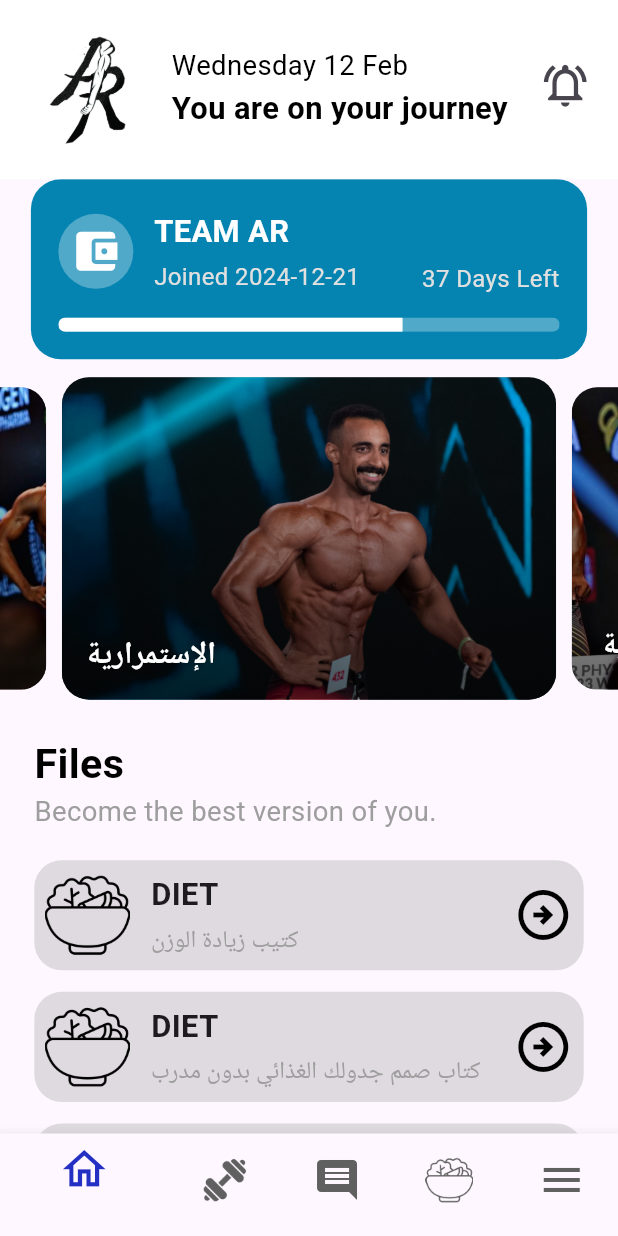
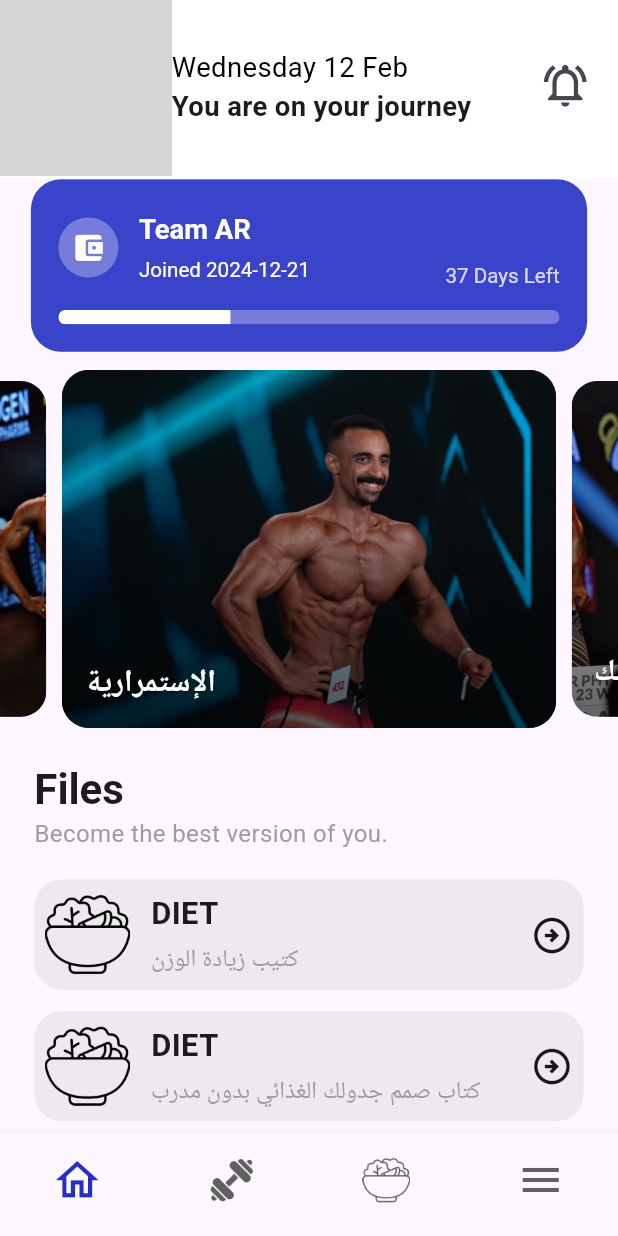
Before and after one commit to AhmedAbdelaziz207/Team-AR, a Flutter app: the RootScreen screen opened by its route, on a phone screen of 412 x 824 dp. Run offline on Flutter 3.47's test engine with Material 3 defaults, Android fonts, the phone set to English and light mode, and no system bars; drawn by our look-alikes of carousel_slider; our stand-ins replace dio, easy_localization, equatable, flutter_bloc, flutter_screenutil, freezed_annotation and 4 more; accounts and stored records are empty; generated files the repository leaves out were written again; grey boxes are pictures that could not be loaded.

Commit message:
Enhance UI

```diff
--- a/lib/core/routing/app_router.dart
+++ b/lib/core/routing/app_router.dart
@@ -99,8 +99,9 @@ class AppRouter {
       case Routes.rootScreen:
         return MaterialPageRoute(
           builder: (context) => BlocProvider(
-              create: (context) => getIt<NavigationCubit>(),
-              child: const RootScreen()),
+            create: (context) => getIt<NavigationCubit>(),
+            child: const RootScreen(),
+          ),
         );
 
       default:
--- a/lib/core/theme/app_colors.dart
+++ b/lib/core/theme/app_colors.dart
@@ -28,4 +28,6 @@ class AppColors {
 
   static var orangeWithShade = Colors.orange.shade400;
   static var orange = Colors.orange;
+
+  static const black12 = Colors.black12;
 }
--- a/lib/core/utils/app_assets.dart
+++ b/lib/core/utils/app_assets.dart
@@ -11,5 +11,7 @@ class AppAssets {
   static const coachImage2 = "assets/images/coach_2.JPG";
   static const emptyPageEmpty = "assets/images/empty_page.png";
   static const tempProfileImage = "assets/images/temp_profile.jpg";
+  static const dumbbell = "assets/images/dumbbell.png";
+  static const iconDish = "assets/images/dish.png";
 
 }
--- a/lib/features/home/user/ui/root_screen.dart
+++ b/lib/features/home/user/ui/root_screen.dart
@@ -1,12 +1,5 @@
-import 'package:easy_localization/easy_localization.dart';
 import 'package:flutter/material.dart';
-import 'package:flutter/widgets.dart';
-import 'package:flutter_bloc/flutter_bloc.dart';
-import 'package:flutter_screenutil/flutter_screenutil.dart';
 import 'package:team_ar/core/theme/app_colors.dart';
-import 'package:team_ar/features/home/user/logic/navigation/nav_bar_items.dart';
-import 'package:team_ar/features/home/user/logic/navigation/navigation_cubit.dart';
-import 'package:team_ar/features/home/user/logic/navigation/navigation_state.dart';
 import 'package:team_ar/features/home/user/widget/navigation_bulider.dart';
 import 'package:team_ar/features/home/user/widget/navigation_click.dart';
 
@@ -16,7 +9,8 @@ class RootScreen extends StatelessWidget {
   @override
   Widget build(BuildContext context) {
     return const Scaffold(
-      bottomNavigationBar: NavigationBulider(),
+      backgroundColor: AppColors.white,
+      bottomNavigationBar: NavigationBuilder(),
       body: NavigationClick(),
     );
   }
--- a/lib/features/home/user/ui/user_home_screen.dart
+++ b/lib/features/home/user/ui/user_home_screen.dart
@@ -2,6 +2,7 @@ import 'package:easy_localization/easy_localization.dart';
 import 'package:flutter/material.dart';
 import 'package:flutter/widgets.dart';
 import 'package:flutter_screenutil/flutter_screenutil.dart';
+import 'package:team_ar/core/utils/app_assets.dart';
 import 'package:team_ar/features/home/user/widget/banner_carousel_slider.dart';
 import 'package:team_ar/features/home/user/widget/file_list.dart';
 
@@ -31,7 +32,7 @@ class UserHomeScreen extends StatelessWidget {
                     mainAxisAlignment: MainAxisAlignment.start,
                     children: [
                       Image.asset(
-                        "assets/images/app_logo.PNG",
+                        AppAssets.appLogo,
                         height: 100.h,
                         width: 100.w,
                       ),
@@ -47,12 +48,16 @@ class UserHomeScreen extends StatelessWidget {
                                   fontSize: 16.sp,
                                   fontWeight: FontWeight.w500,
                                 )),
-                            Text("You are on your journey",
-                                style: TextStyle(
-                                  color: AppColors.black,
-                                  fontSize: 18.sp,
-                                  fontWeight: FontWeight.w700,
-                                )),
+                            Text(
+                              "You are on your journey",
+                              style: Theme.of(context)
+                                  .textTheme
+                                  .bodyMedium
+                                  ?.copyWith(
+                                    fontSize: 16.sp,
+                                    fontWeight: FontWeight.w600,
+                                  ),
+                            ),
                           ]),
                     ],
                   ),
@@ -72,19 +77,15 @@ class UserHomeScreen extends StatelessWidget {
             ),
           ),
         ),
-        body:  SingleChildScrollView(
+        body: SingleChildScrollView(
           child: Column(
-            crossAxisAlignment:  CrossAxisAlignment.start,
+            crossAxisAlignment: CrossAxisAlignment.start,
             mainAxisSize: MainAxisSize.min,
             children: [
-              MemberShipCard(),
+              const MemberShipCard(),
               SizedBox(height: 10.h),
-              BannerCarouselSlider(),
-
-              FilesList(),
-
-
-
+              const BannerCarouselSlider(),
+              const FilesList(),
             ],
           ),
         ));
--- a/lib/features/home/user/widget/banner_carousel_slider.dart
+++ b/lib/features/home/user/widget/banner_carousel_slider.dart
@@ -1,4 +1,3 @@
-import 'package:carousel_slider/carousel_options.dart';
 import 'package:carousel_slider/carousel_slider.dart';
 import 'package:flutter/material.dart';
 import 'package:flutter_screenutil/flutter_screenutil.dart';
@@ -8,15 +7,16 @@ class BannerCarouselSlider extends StatelessWidget {
 
   @override
   Widget build(BuildContext context) {
-    // قائمة الصور مع النصوص
+
+
     final List<Map<String, String>> items = [
       {"image": "assets/images/coach_1.png", "text": "الإستمرارية"},
-      {"image": "assets/images/coach_2.JPG", "text": " الإستمرارية"},
+      {"image": "assets/images/coach_2.JPG", "text": "تقربك من هدفك"},
     ];
 
     return CarouselSlider.builder(
       options: CarouselOptions(
-        height: 180.h,
+        height: 200.h,
         viewportFraction: 0.80,
         enlargeFactor: 0.20,
         enableInfiniteScroll: true,
--- a/lib/features/home/user/widget/file_list.dart
+++ b/lib/features/home/user/widget/file_list.dart
@@ -40,10 +40,18 @@ class FilesList extends StatelessWidget {
       child: Column(
         crossAxisAlignment: CrossAxisAlignment.start,
         children: [
-          Text("Files", style: TextStyle(fontSize: 24.sp,fontWeight: FontWeight.bold, color: Colors.black)),
+          Text(
+            "Files",
+            style: Theme.of(context).textTheme.headlineMedium?.copyWith(
+                  fontWeight: FontWeight.bold,
+                ),
+          ),
           Text(
             "Become the best version of you.",
-            style: TextStyle(fontSize: 16.sp, color: Colors.grey),
+            style: Theme.of(context)
+                .textTheme
+                .bodyMedium
+                ?.copyWith(color: Colors.grey, fontSize: 14.sp),
           ),
           SizedBox(height: 16.h),
           ListView.builder(
@@ -56,7 +64,7 @@ class FilesList extends StatelessWidget {
                 margin: EdgeInsets.only(bottom: 12.h),
                 padding: EdgeInsets.all(6.sp),
                 decoration: BoxDecoration(
-                  color:Colors.black12,
+                  color: AppColors.grey.withOpacity(.1),
                   borderRadius: BorderRadius.circular(16.sp),
                 ),
                 child: Row(
@@ -84,14 +92,17 @@ class FilesList extends StatelessWidget {
                           SizedBox(height: 4.h),
                           Text(
                             item["description"]!,
-                            style: TextStyle(
-                                fontSize: 14.sp, color: Colors.grey),
+                            style:
+                                TextStyle(fontSize: 14.sp, color: Colors.grey),
                           ),
                         ],
                       ),
                     ),
-                    Icon(Icons.arrow_circle_right_outlined,
-                        color: Colors.black, size: 35.sp),
+                    Icon(
+                      Icons.arrow_circle_right_outlined,
+                      color: AppColors.black.withOpacity(.9),
+                      size: 25.sp,
+                    ),
                   ],
                 ),
               );
--- a/lib/features/home/user/widget/member_ship_card.dart
+++ b/lib/features/home/user/widget/member_ship_card.dart
@@ -1,7 +1,7 @@
+import 'package:easy_localization/easy_localization.dart';
 import 'package:flutter/material.dart';
-import 'package:flutter/widgets.dart';
 import 'package:flutter_screenutil/flutter_screenutil.dart';
-
+import 'package:team_ar/core/utils/app_local_keys.dart';
 import '../../../../core/theme/app_colors.dart';
 
 class MemberShipCard extends StatelessWidget {
@@ -14,7 +14,7 @@ class MemberShipCard extends StatelessWidget {
         width: MediaQuery.of(context).size.width * 0.9,
         padding: EdgeInsets.all(16.sp),
         decoration: BoxDecoration(
-          color: AppColors.lightBlue, // Background color
+          color: AppColors.primaryColor.withOpacity(.9), // Background color
           borderRadius: BorderRadius.circular(20), // Rounded corners
         ),
         child: Column(
@@ -22,15 +22,10 @@ class MemberShipCard extends StatelessWidget {
           children: [
             Row(
               children: [
-                Container(
-                  width: 50,
-                  height: 50,
-                  decoration: BoxDecoration(
-                    color: Colors.white.withOpacity(0.3),
-                    shape: BoxShape.circle,
-                  ),
+                CircleAvatar(
+                  backgroundColor: AppColors.white.withOpacity(.3),
                   child: Icon(Icons.account_balance_wallet,
-                      size: 30.sp, color: Colors.white),
+                      size: 20.sp, color: Colors.white),
                 ),
                 SizedBox(width: 12.w),
                 Expanded(
@@ -38,19 +33,26 @@ class MemberShipCard extends StatelessWidget {
                     crossAxisAlignment: CrossAxisAlignment.start,
                     children: [
                       Text(
-                        "TEAM AR",
-                        style: TextStyle(
-                            fontWeight: FontWeight.bold,
-                            fontSize: 18.sp,
-                            color: AppColors.white),
+                       AppLocalKeys.appName.tr(),
+                        style: Theme.of(context)
+                            .textTheme
+                            .headlineMedium
+                            ?.copyWith(
+                              color: Colors.white,
+                              fontSize: 16.sp,
+                              fontWeight: FontWeight.bold,
+                            ),
                       ),
                       SizedBox(height: 4.h),
                       Text(
                         'Joined 2024-12-21',
-                        style: TextStyle(
-                          color: AppColors.softGrey,
-                          fontSize: 14.sp,
-                        ),
+                        style: Theme.of(context)
+                            .textTheme
+                            .headlineMedium
+                            ?.copyWith(
+                              color: Colors.white,
+                              fontSize: 12.sp,
+                            ),
                       ),
                     ],
                   ),
@@ -59,9 +61,12 @@ class MemberShipCard extends StatelessWidget {
                   padding: EdgeInsets.only(top: 32.sp),
                   child: Text(
                     '37 Days Left',
-                    style: TextStyle(
-                      color: AppColors.softGrey,
-                      fontSize: 14.sp,
+                    style: Theme.of(context)
+                        .textTheme
+                        .headlineMedium
+                        ?.copyWith(
+                      color: AppColors.white.withOpacity(.8),
+                      fontSize: 12.sp,
                     ),
                   ),
                 ),
@@ -72,10 +77,9 @@ class MemberShipCard extends StatelessWidget {
               borderRadius: BorderRadius.circular(10),
               // Rounded Progress Bar
               child: LinearProgressIndicator(
-                value: 0.6.sp,
+                value: 0.3.sp,
                 backgroundColor: Colors.white.withOpacity(0.3),
-                valueColor:
-                const AlwaysStoppedAnimation<Color>(Colors.white),
+                valueColor: const AlwaysStoppedAnimation<Color>(Colors.white),
                 minHeight: 8.h,
               ),
             ),
--- a/lib/features/home/user/widget/navigation_bulider.dart
+++ b/lib/features/home/user/widget/navigation_bulider.dart
@@ -4,19 +4,22 @@ import 'package:flutter_bloc/flutter_bloc.dart';
 import 'package:flutter_screenutil/flutter_screenutil.dart';
 
 import '../../../../core/theme/app_colors.dart';
+import '../../../../core/utils/app_assets.dart';
 import '../logic/navigation/nav_bar_items.dart';
 import '../logic/navigation/navigation_cubit.dart';
 import '../logic/navigation/navigation_state.dart';
 
-class NavigationBulider extends StatelessWidget {
-  const NavigationBulider({super.key});
+class NavigationBuilder extends StatelessWidget {
+  const NavigationBuilder({super.key});
 
   @override
   Widget build(BuildContext context) {
     return BlocBuilder<NavigationCubit, NavigationState>(
       builder: (context, state) {
         return BottomNavigationBar(
+          type: BottomNavigationBarType.fixed,
           currentIndex: state.index,
+          showSelectedLabels: false,
           showUnselectedLabels: false,
           items: [
             BottomNavigationBarItem(
@@ -34,38 +37,25 @@ class NavigationBulider extends StatelessWidget {
             ),
             BottomNavigationBarItem(
               icon: ImageIcon(
-                AssetImage("assets/images/dumbbell.png"),
+                const AssetImage(AppAssets.dumbbell),
                 color: AppColors.grey,
                 size: 28.sp,
               ),
               activeIcon: ImageIcon(
-                AssetImage("assets/images/dumbbell.png"),
+                const AssetImage(AppAssets.dumbbell),
                 color: AppColors.primaryColor,
                 size: 30.sp,
               ),
               label: 'Workouts',
             ),
             BottomNavigationBarItem(
-              icon: Icon(
-                Icons.comment,
-                color: AppColors.grey,
-                size: 28.sp,
-              ),
-              activeIcon: Icon(
-                Icons.comment,
-                color: AppColors.primaryColor,
-                size: 30.sp,
-              ),
-              label: 'Thoughts',
-            ),
-            BottomNavigationBarItem(
               icon: ImageIcon(
-                AssetImage("assets/images/dish.png"),
+                const AssetImage(AppAssets.iconDish),
                 color: AppColors.grey,
                 size: 28.sp,
               ),
               activeIcon: ImageIcon(
-                AssetImage("assets/images/dish.png"),
+                const AssetImage(AppAssets.iconDish),
                 color: AppColors.primaryColor,
                 size: 30.sp,
               ),
--- a/lib/features/plans_screen/widget/plans_list_item.dart
+++ b/lib/features/plans_screen/widget/plans_list_item.dart
@@ -17,12 +17,12 @@ class PlansListItem extends StatelessWidget {
   Widget build(BuildContext context) {
     return Padding(
       padding: const EdgeInsets.all(8.0),
+        child: IntrinsicHeight(
           child: Row(
             children: [
               Expanded(
                 flex: 2,
                 child: Container(
-              height: MediaQuery.of(context).size.height * .17,
                   padding: EdgeInsets.symmetric(horizontal: 20.w, vertical: 16.h),
                   decoration: BoxDecoration(
                     color: AppColors.secondaryColor,
@@ -46,7 +46,6 @@ class PlansListItem extends StatelessWidget {
               Expanded(
                 flex: 3,
                 child: Container(
-              height: MediaQuery.of(context).size.height * .17,
                   padding: EdgeInsets.symmetric(horizontal: 16.w, vertical: 16.h),
                   decoration: BoxDecoration(
                     color: AppColors.lightLavender,
@@ -59,13 +58,16 @@ class PlansListItem extends StatelessWidget {
                     children: [
                       Row(
                         children: [
-                      Text(
+                          Expanded(
+                            child: Text(
                               "${plan.newPrice} ${AppLocalKeys.le.tr()}",
                               style: Theme.of(context).textTheme.bodyLarge?.copyWith(
                                   fontSize: 16.sp, color: AppColors.primaryColor),
                             ),
-                      SizedBox(width: 18.h),
-                      Text(
+                          ),
+                          SizedBox(width: 12.h),
+                          Expanded(
+                            child: Text(
                               "${plan.oldPrice} ${AppLocalKeys.le.tr()}",
                               style: Theme.of(context).textTheme.bodyLarge?.copyWith(
                                 fontSize: 16.sp,
@@ -73,12 +75,15 @@ class PlansListItem extends StatelessWidget {
                                 color: AppColors.primaryColor.withOpacity(.5),
                               ),
                             ),
+                          ),
                         ],
                       ),
                       SizedBox(height: 12.h),
                       TextButton(
-                    onPressed: isSelected ? null : () {
-                      Navigator.pushNamed(context, Routes.confirmSubscription,arguments: plan);
+                        onPressed: isSelected
+                            ? null
+                            : () {
+                          Navigator.pushNamed(context, Routes.confirmSubscription, arguments: plan);
                         },
                         style: ElevatedButton.styleFrom(
                           minimumSize: Size(180.w, 40.h),
@@ -104,8 +109,7 @@ class PlansListItem extends StatelessWidget {
                               ),
                             Text(
                               AppLocalKeys.subscribe.tr(),
-                          style:
-                              Theme.of(context).textTheme.bodyLarge?.copyWith(
+                              style: Theme.of(context).textTheme.bodyLarge?.copyWith(
                                 fontSize: 16.sp,
                                 color: AppColors.primaryColor,
                               ),
@@ -119,6 +123,8 @@ class PlansListItem extends StatelessWidget {
               )
             ],
           ),
+        )
+
     );
   }
 }
--- a/lib/features/select_launguage/select_launguage.dart
+++ b/lib/features/select_launguage/select_launguage.dart
@@ -158,7 +158,7 @@ void setLanguageAndNavigate(bool isEnglish, context) async {
     );
   }
 
-  Navigator.pushNamed(context,  Routes.rootScreen);
+  // Navigator.pushNamed(context,  Routes.rootScreen);
 
- // Navigator.pushNamed(context, Routes.login);
+ Navigator.pushNamed(context, Routes.login);
 }
--- a/lib/main.dart
+++ b/lib/main.dart
@@ -22,9 +22,11 @@ void main()async {
 }
 
 /*
-Generation Commands :::
-  - dart run build_runner build
+   Generation Commands :::
+     -- dart run build_runner build
 
+   Pull Updates To Your Branch :::
+     -- git pull origin master
 
 
  */
```
Also changed, not shown: lib/core/network/api_service.g.dart, lib/features/home/admin/data/trainee_model.g.dart, pubspec.lock. Lines whose indentation alone changed are shown as unchanged.
